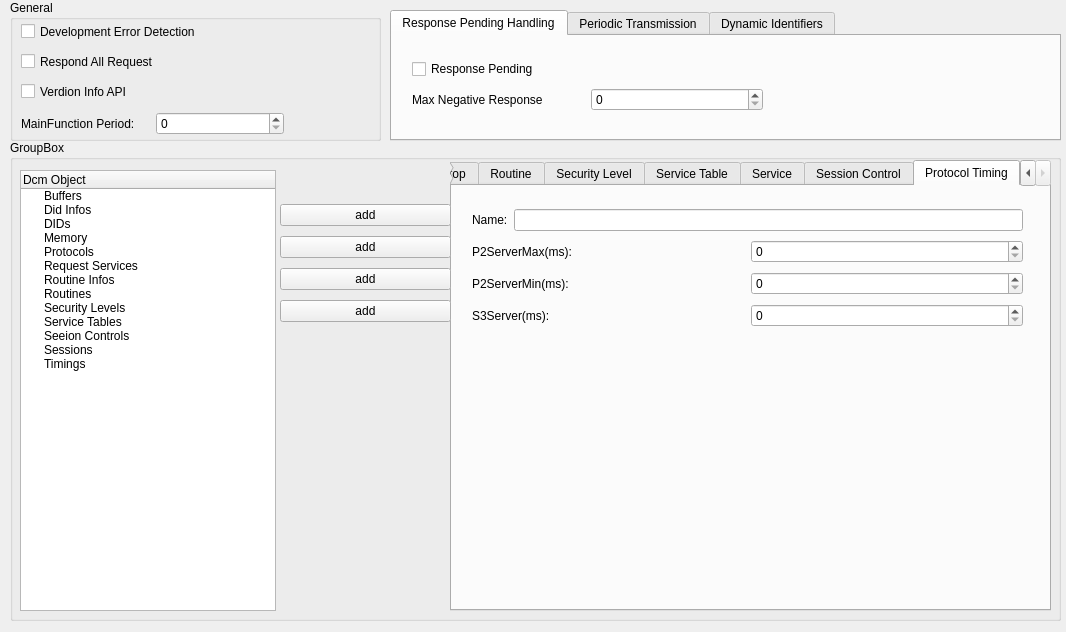
Before: the Qt Designer form tool/gainos-studio/ui/forms/cd_dcm.ui in parai/gainos-tk, drawn with Qt 5.
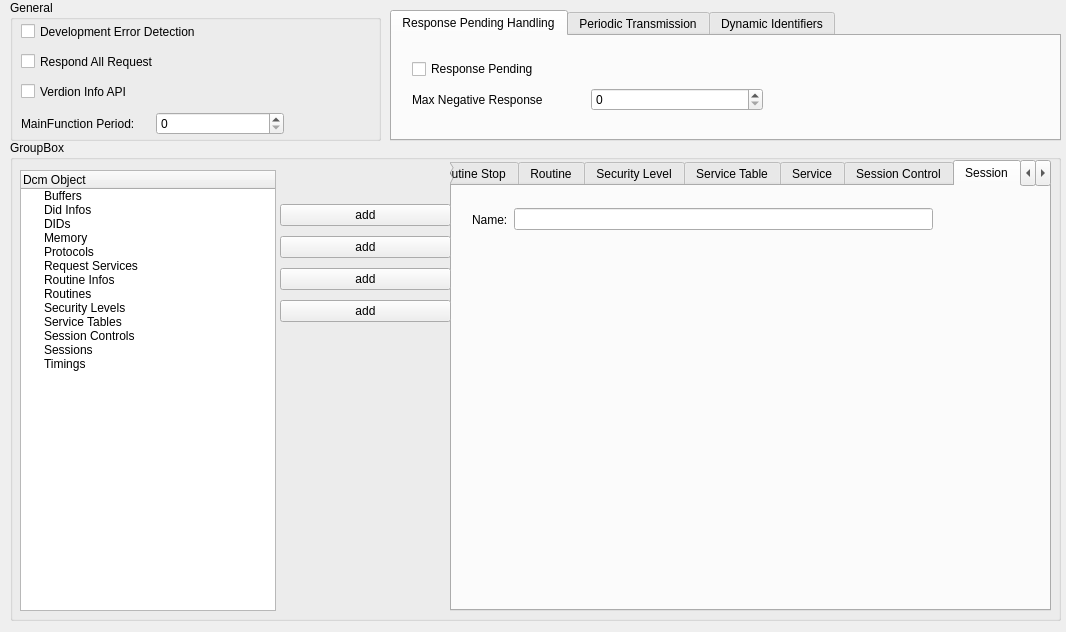
After: the same form once the commit is applied. The open tabs and pages were chosen to show the change.

The edit to the form file:
```diff
--- a/tool/gainos-studio/ui/forms/cd_dcm.ui
+++ b/tool/gainos-studio/ui/forms/cd_dcm.ui
@@ -385,7 +385,7 @@
     </item>
     <item>
      <property name="text">
-      <string>Seeion Controls</string>
+      <string>Session Controls</string>
      </property>
     </item>
     <item>
@@ -2561,6 +2561,33 @@
       </layout>
      </widget>
     </widget>
+    <widget class="QWidget" name="tab_39">
+     <attribute name="title">
+      <string>Session</string>
+     </attribute>
+     <widget class="QWidget" name="layoutWidget_3">
+      <property name="geometry">
+       <rect>
+        <x>20</x>
+        <y>20</y>
+        <width>461</width>
+        <height>27</height>
+       </rect>
+      </property>
+      <layout class="QHBoxLayout" name="horizontalLayout_80">
+       <item>
+        <widget class="QLabel" name="label_74">
+         <property name="text">
+          <string>Name:</string>
+         </property>
+        </widget>
+       </item>
+       <item>
+        <widget class="QLineEdit" name="leSessionName"/>
+       </item>
+      </layout>
+     </widget>
+    </widget>
     <widget class="QWidget" name="tab_38">
      <attribute name="title">
       <string>Protocol Timing</string>
@@ -2599,7 +2626,11 @@
           </widget>
          </item>
          <item>
-          <widget class="QSpinBox" name="spinBox_20"/>
+          <widget class="QSpinBox" name="spbxP2ServerMax">
+           <property name="maximum">
+            <number>65535</number>
+           </property>
+          </widget>
          </item>
         </layout>
        </item>
@@ -2613,7 +2644,11 @@
           </widget>
          </item>
          <item>
-          <widget class="QSpinBox" name="spinBox_21"/>
+          <widget class="QSpinBox" name="spbxP2ServerMin">
+           <property name="maximum">
+            <number>65535</number>
+           </property>
+          </widget>
          </item>
         </layout>
        </item>
@@ -2627,7 +2662,11 @@
           </widget>
          </item>
          <item>
-          <widget class="QSpinBox" name="spinBox_22"/>
+          <widget class="QSpinBox" name="spbxS3Server">
+           <property name="maximum">
+            <number>65535</number>
+           </property>
+          </widget>
          </item>
         </layout>
        </item>
```
Left out of the diff: 116 changed lines with no effect on the pictures.
